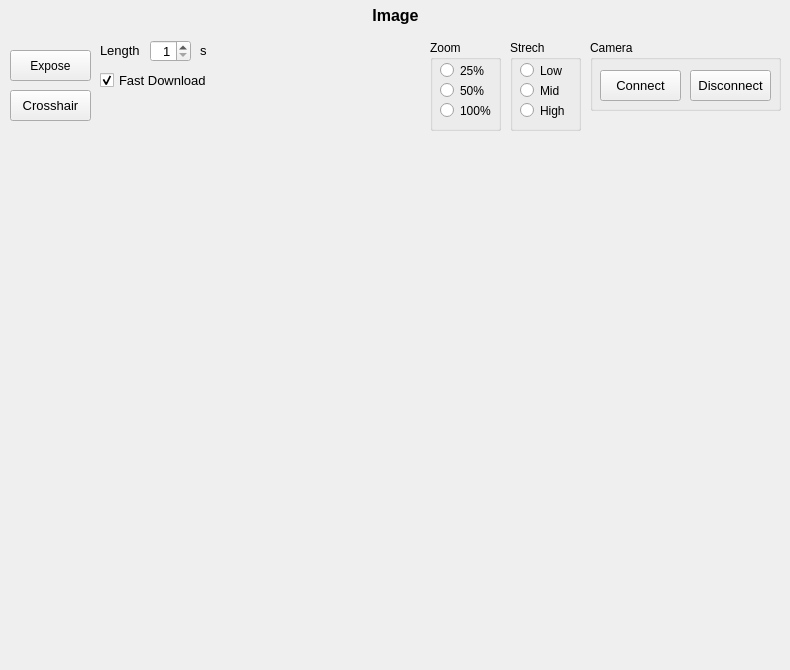
Qt form mountwizzard/support/image_dialog_ui.ui (sayitfast/MountWizzard3) before a commit.
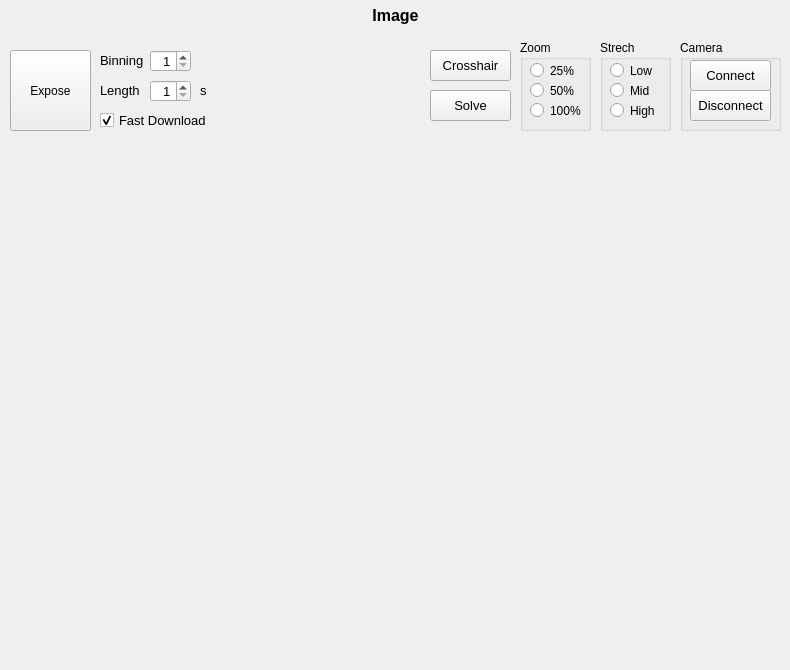
The same form after that commit.

```diff
--- a/mountwizzard/support/image_dialog_ui.ui
+++ b/mountwizzard/support/image_dialog_ui.ui
@@ -56,7 +56,7 @@
      <x>10</x>
      <y>50</y>
      <width>81</width>
-     <height>31</height>
+     <height>81</height>
     </rect>
    </property>
    <property name="toolTip">
@@ -70,7 +70,7 @@
    <property name="geometry">
     <rect>
      <x>100</x>
-     <y>70</y>
+     <y>110</y>
      <width>121</width>
      <height>20</height>
     </rect>
@@ -94,7 +94,7 @@
    <property name="geometry">
     <rect>
      <x>150</x>
-     <y>40</y>
+     <y>80</y>
      <width>41</width>
      <height>22</height>
     </rect>
@@ -127,7 +127,7 @@
    <property name="geometry">
     <rect>
      <x>100</x>
-     <y>40</y>
+     <y>80</y>
      <width>41</width>
      <height>21</height>
     </rect>
@@ -145,7 +145,7 @@
    <property name="geometry">
     <rect>
      <x>200</x>
-     <y>40</y>
+     <y>80</y>
      <width>16</width>
      <height>21</height>
     </rect>
@@ -162,8 +162,8 @@
   <widget class="QPushButton" name="btn_crosshair">
    <property name="geometry">
     <rect>
-     <x>10</x>
-     <y>90</y>
+     <x>430</x>
+     <y>50</y>
      <width>81</width>
      <height>31</height>
     </rect>
@@ -180,10 +180,10 @@
   <widget class="QGroupBox" name="groupBox">
    <property name="geometry">
     <rect>
-     <x>590</x>
+     <x>680</x>
      <y>40</y>
-     <width>191</width>
-     <height>71</height>
+     <width>101</width>
+     <height>91</height>
     </rect>
    </property>
    <property name="title">
@@ -193,7 +193,7 @@
     <property name="geometry">
      <rect>
       <x>10</x>
-      <y>30</y>
+      <y>20</y>
       <width>81</width>
       <height>31</height>
      </rect>
@@ -210,8 +210,8 @@
    <widget class="QPushButton" name="btn_disconnectCamPS">
     <property name="geometry">
      <rect>
-      <x>100</x>
-      <y>30</y>
+      <x>10</x>
+      <y>50</y>
       <width>81</width>
       <height>31</height>
      </rect>
@@ -229,7 +229,7 @@
   <widget class="QGroupBox" name="groupBox_2">
    <property name="geometry">
     <rect>
-     <x>510</x>
+     <x>600</x>
      <y>40</y>
      <width>71</width>
      <height>91</height>
@@ -281,7 +281,7 @@
   <widget class="QGroupBox" name="groupBox_3">
    <property name="geometry">
     <rect>
-     <x>430</x>
+     <x>520</x>
      <y>40</y>
      <width>71</width>
      <height>91</height>
@@ -330,6 +330,75 @@
     </property>
    </widget>
   </widget>
+  <widget class="QPushButton" name="btn_crosshair_2">
+   <property name="geometry">
+    <rect>
+     <x>430</x>
+     <y>90</y>
+     <width>81</width>
+     <height>31</height>
+    </rect>
+   </property>
+   <property name="font">
+    <font>
+     <pointsize>10</pointsize>
+    </font>
+   </property>
+   <property name="text">
+    <string>Solve</string>
+   </property>
+  </widget>
+  <widget class="QLabel" name="label_40">
+   <property name="geometry">
+    <rect>
+     <x>100</x>
+     <y>50</y>
+     <width>51</width>
+     <height>21</height>
+    </rect>
+   </property>
+   <property name="font">
+    <font>
+     <pointsize>10</pointsize>
+    </font>
+   </property>
+   <property name="text">
+    <string>Binning</string>
+   </property>
+  </widget>
+  <widget class="QSpinBox" name="cameraBin">
+   <property name="geometry">
+    <rect>
+     <x>150</x>
+     <y>50</y>
+     <width>41</width>
+     <height>22</height>
+    </rect>
+   </property>
+   <property name="font">
+    <font>
+     <pointsize>10</pointsize>
+    </font>
+   </property>
+   <property name="contextMenuPolicy">
+    <enum>Qt::ActionsContextMenu</enum>
+   </property>
+   <property name="toolTip">
+    <string>sets the camera bin</string>
+   </property>
+   <property name="alignment">
+    <set>Qt::AlignRight|Qt::AlignTrailing|Qt::AlignVCenter</set>
+   </property>
+   <property name="minimum">
+    <number>1</number>
+   </property>
+   <property name="maximum">
+    <number>3</number>
+   </property>
+   <property name="value">
+    <number>1</number>
+   </property>
+  </widget>
  </widget>
  <resources/>
  <connections/>
```
